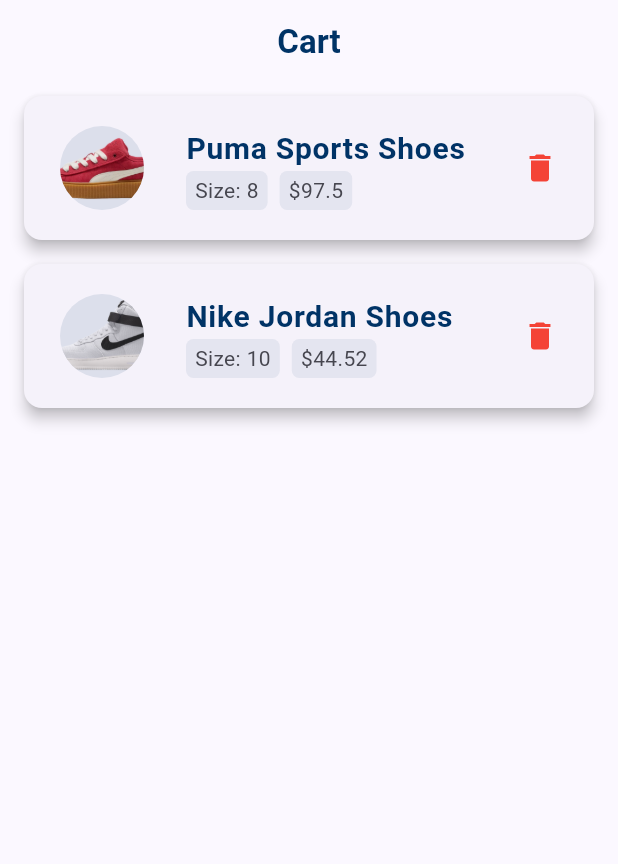
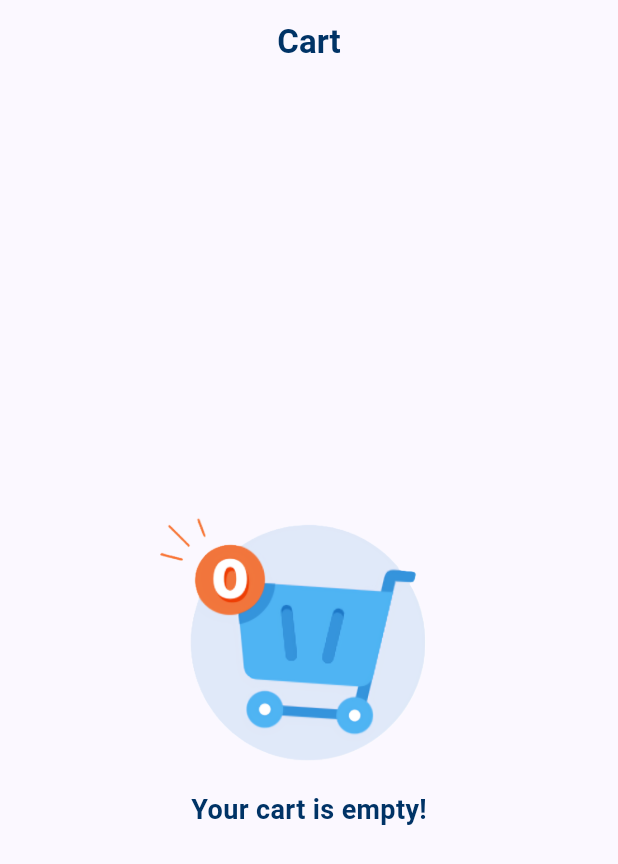
Before and after one commit to DevNadimm/Shoes-App, a Flutter app: the CartScreen screen opened directly, on a phone screen of 412 x 824 dp. Shown: the top 864 px of the screen. Run offline on Flutter 3.47's test engine with Material 3 defaults, Android fonts, the light colour scheme and no system bars; our stand-ins replace salomon_bottom_bar.

Commit message:
add to card || Empty Cart

```diff
--- a/lib/global_variables.dart
+++ b/lib/global_variables.dart
@@ -84,21 +84,4 @@
   },
 ];
 
-final List<Map<String, dynamic>> carts = [
-  {
-    'id': '1',
-    'title': 'Puma Sports Shoes',
-    'price': 97.50,
-    'imageUrl': 'assets/images/puma3.png',
-    'company': 'Puma',
-    'size': 8,
-  },
-  {
-    'id': '2',
-    'title': 'Nike Jordan Shoes',
-    'price': 44.52,
-    'imageUrl': 'assets/images/nike1.png',
-    'company': 'Nike',
-    'size': 10,
-  },
-];
+final List<Map<String, dynamic>> carts = [];
--- a/lib/screens/cart_screen.dart
+++ b/lib/screens/cart_screen.dart
@@ -2,13 +2,17 @@
 import '../global_variables.dart';
 
 class CartScreen extends StatefulWidget {
-  const CartScreen({super.key});
+  const CartScreen({Key? key}) : super(key: key);
 
   @override
   State<CartScreen> createState() => _CartScreenState();
 }
 
 class _CartScreenState extends State<CartScreen> {
+  Future<void> _refreshCart() async {
+    setState(() {});
+  }
+
   @override
   Widget build(BuildContext context) {
     return Scaffold(
@@ -24,7 +28,9 @@
         elevation: 0,
         iconTheme: IconThemeData(color: Color(0xFF003366)),
       ),
-      body: carts.isNotEmpty
+      body: RefreshIndicator(
+        onRefresh: _refreshCart,
+        child: carts.isNotEmpty
             ? ListView.builder(
                 itemCount: carts.length,
                 itemBuilder: (context, index) {
@@ -43,9 +49,9 @@
                         backgroundImage: AssetImage(cartItem['imageUrl']),
                       ),
                       title: Text(
+                        cartItem['title'],
                         maxLines: 1,
                         overflow: TextOverflow.ellipsis,
-                cartItem['title'],
                         style: TextStyle(
                           fontSize: 20,
                           fontWeight: FontWeight.bold,
@@ -59,8 +65,8 @@
                               borderRadius: BorderRadius.circular(5),
                               color: Color(0xFF003366).withOpacity(0.07),
                             ),
-                    padding:
-                    EdgeInsets.symmetric(vertical: 3, horizontal: 6),
+                            padding: EdgeInsets.symmetric(
+                                vertical: 3, horizontal: 6),
                             child: Text('Size: ${cartItem['size']}'),
                           ),
                           SizedBox(
@@ -71,8 +77,8 @@
                               borderRadius: BorderRadius.circular(5),
                               color: Color(0xFF003366).withOpacity(0.07),
                             ),
-                    padding:
-                    EdgeInsets.symmetric(vertical: 3, horizontal: 6),
+                            padding: EdgeInsets.symmetric(
+                                vertical: 3, horizontal: 6),
                             child: Text('\$${cartItem['price']}'),
                           ),
                         ],
@@ -90,13 +96,28 @@
                   );
                 },
               )
-          : Center(
+            : Flexible(
+                child: Center(
+                  child: ListView(
+                    padding: EdgeInsets.symmetric(vertical: 160),
+                    shrinkWrap: true,
+                    children: [
+                      Image.asset(
+                        'assets/images/empty_cart.png',
+                        height: 200,
+                      ),
+                      Center(
                         child: Text(
-          'Your cart is empty',
+                          'Your cart is empty!',
                           style: TextStyle(
                             fontSize: 18,
                             fontWeight: FontWeight.w600,
                             color: Color(0xFF003366),
+                          ),
+                        ),
+                      ),
+                    ],
+                  ),
                 ),
               ),
       ),
@@ -137,8 +158,8 @@
                 });
               },
               style: ElevatedButton.styleFrom(
+                backgroundColor: Colors.red,
                 foregroundColor: Colors.white,
-                  backgroundColor: Colors.red
               ),
               child: Text('Delete'),
             ),
```
Also changed, not shown: lib/screens/product_details_screen.dart (+25 -8 lines), assets/images/empty_cart.png (added). Lines whose indentation alone changed are shown as unchanged.
